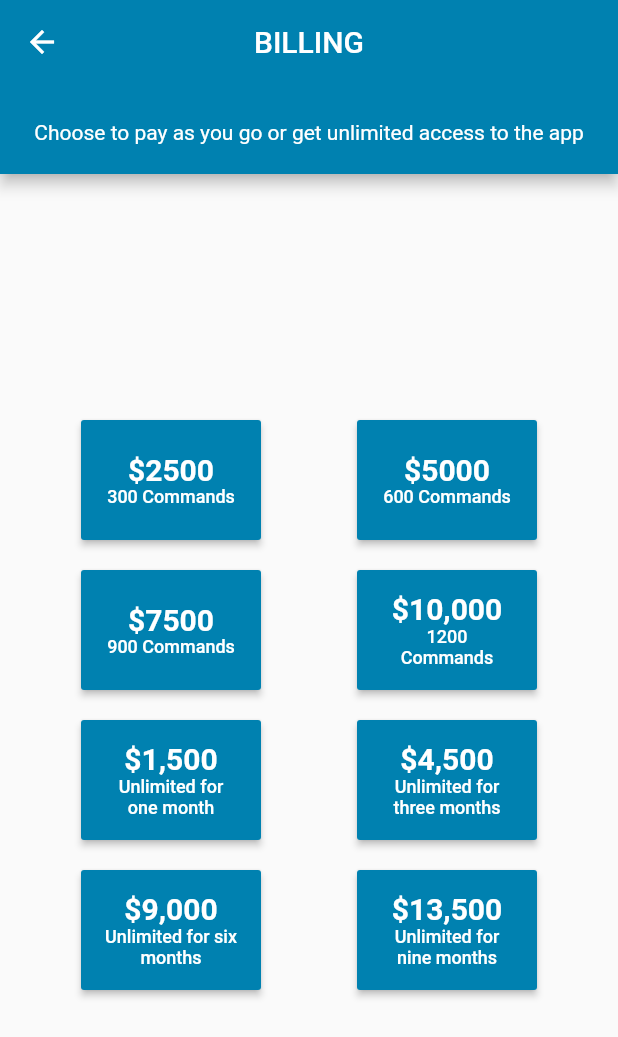
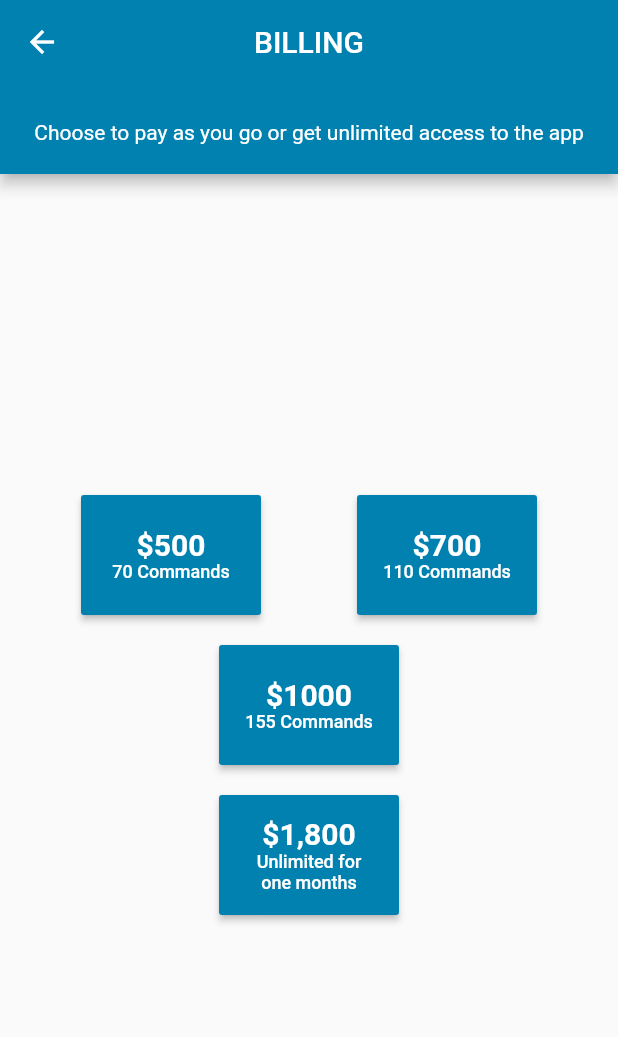
Before and after one commit to Emelio/apglobalapp, a Flutter app: the Subscription screen opened by its route, on a phone screen of 412 x 824 dp. Shown: the top 1037 px of the screen. Run offline on Flutter 3.47's test engine with Material 2 defaults, Android fonts, the phone set to English and light mode, and no system bars; our stand-ins replace flutter_spinkit, google_maps_flutter, shared_preferences; missing offline and left inert: geocoder, loading, sms; accounts and stored records are empty; network calls fail.

Commit message:
update to keystore

```diff
--- a/apglobal/lib/screens/billing/subscription.dart
+++ b/apglobal/lib/screens/billing/subscription.dart
@@ -44,10 +44,10 @@ class SubscriptionState extends State<Subscription> {
                   children: <Widget>[
                     Padding(
                       padding: EdgeInsets.all(10),
-                      child: buttons('\$2500', '300 Commands', 'P1'),),
+                      child: buttons('\$500', '70 Commands', 'P1'),),
                     Padding(
                         padding: EdgeInsets.all(10),
-                        child: buttons('\$5000', '600 Commands', 'P2'),
+                        child: buttons('\$700', '110 Commands', 'P2'),
                       ),
 
                   ],
@@ -57,18 +57,7 @@ class SubscriptionState extends State<Subscription> {
                   children: <Widget>[
                      Padding(
                       padding: EdgeInsets.all(10),
-                      child: buttons('\$7500', '900 Commands', 'P3'),
-                    ),
-                    GestureDetector(
-                      onTap: () async {
-                        SharedPreferences pref = await SharedPreferences.getInstance();
-                        pref.setString('subType', 'P4');
-                        Navigator.pushNamed(context, 'paySub');
-                      },
-                      child: Padding(
-                        padding: EdgeInsets.all(10),
-                        child: buttons('\$10,000', '1200 Commands', 'P4'),
-                      ),
+                      child: buttons('\$1000', '155 Commands', 'P3'),
                     ),
 
                   ],
@@ -76,30 +65,15 @@ class SubscriptionState extends State<Subscription> {
                 Row(
                   mainAxisAlignment: MainAxisAlignment.spaceEvenly,
                   children: <Widget>[
-                     Padding(
-                          padding: EdgeInsets.all(10),
-                          child: buttons('\$1,500', 'Unlimited for one month', 'U1'),
-                        ),
+
                     Padding(
                       padding: EdgeInsets.all(10),
-                      child: buttons('\$4,500', 'Unlimited for three months', 'U2'),
+                      child: buttons('\$1,800', 'Unlimited for one months', 'U2'),
                     ),
 
                   ],),
 
-                  Row(
-                  mainAxisAlignment: MainAxisAlignment.spaceEvenly,
-                  children: <Widget>[
-                     Padding(
-                          padding: EdgeInsets.all(10),
-                          child: buttons('\$9,000', 'Unlimited for six months', 'U3'),
-                        ),
-                    Padding(
-                      padding: EdgeInsets.all(10),
-                      child: buttons('\$13,500', 'Unlimited for nine months', 'U4'),
-                    ),
 
-                  ],)
 
               ],
             ),
```
Also changed, not shown: 2 other files.
